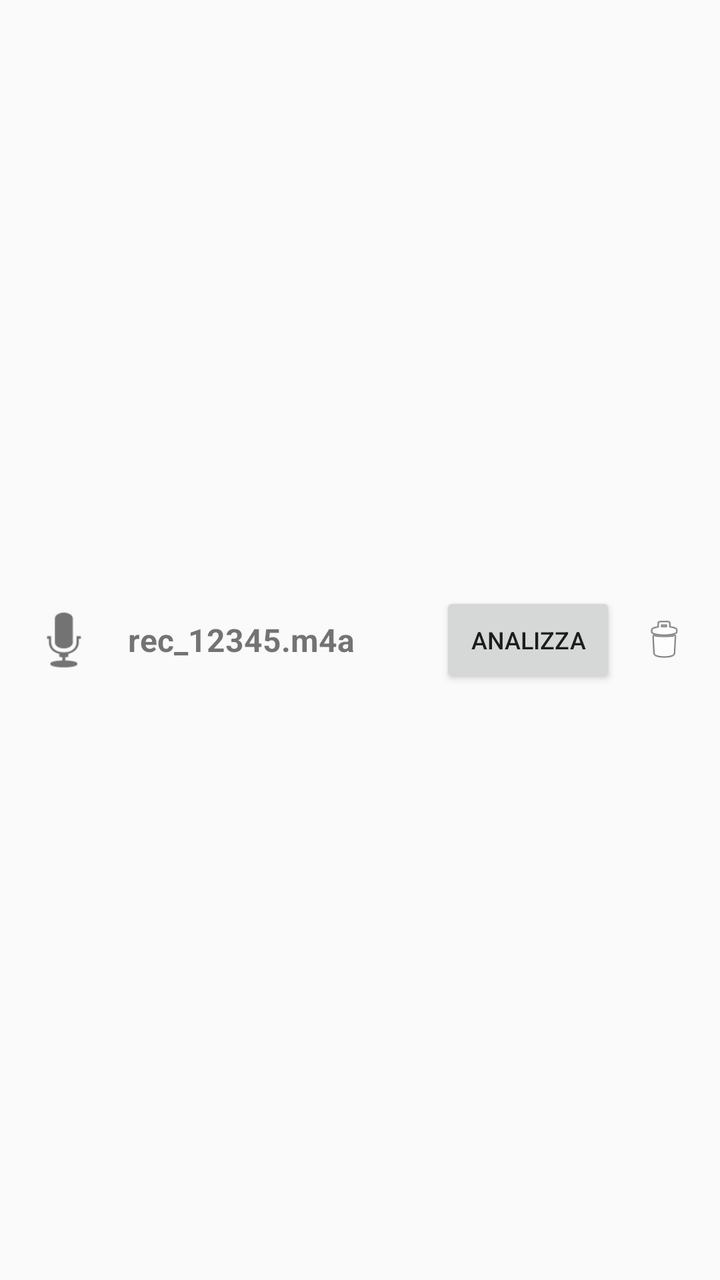
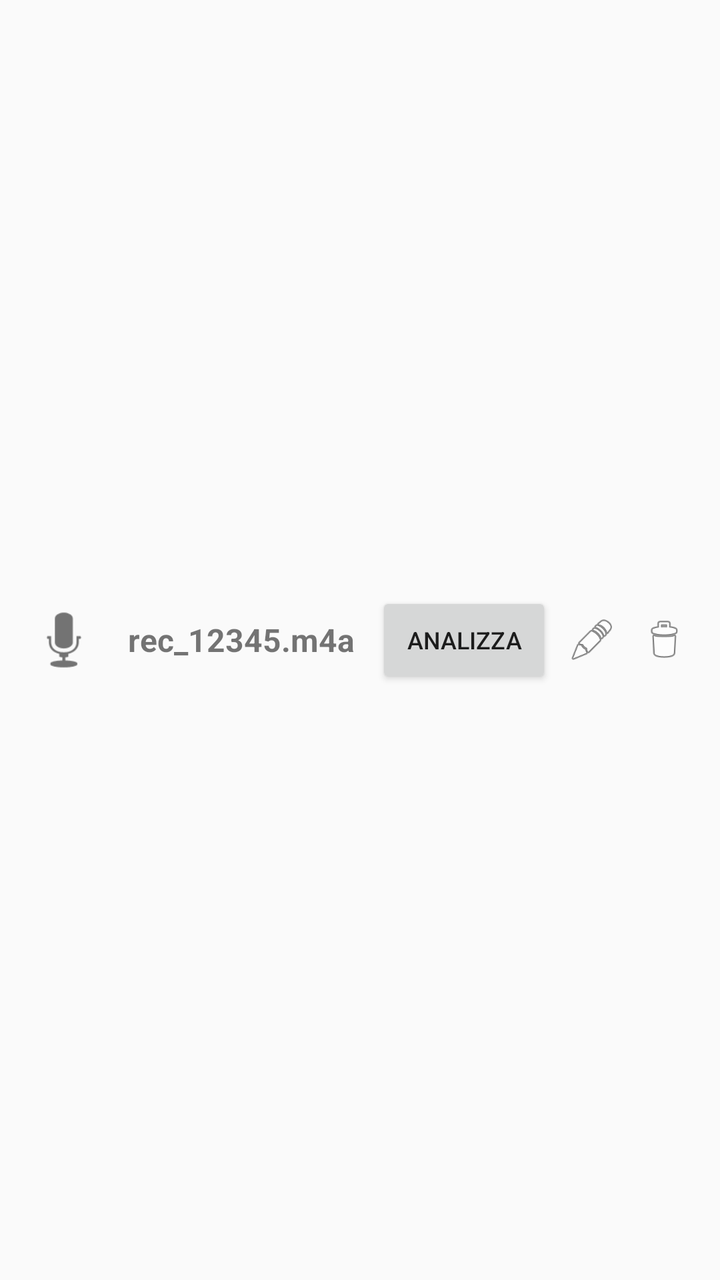

An Android layout rendered at two revisions. The XML below is the earlier revision; the diff shows what the commit changed to produce the second picture.
<!-- AndroidManifest.xml: application theme Theme.ToneSketch -->
<!-- res/layout/item_file.xml -->
<?xml version="1.0" encoding="utf-8"?>
<LinearLayout xmlns:android="http://schemas.android.com/apk/res/android"
    android:layout_width="match_parent"
    android:layout_height="wrap_content"
    android:orientation="horizontal"
    android:padding="12dp"
    android:gravity="center_vertical"
    android:background="?android:attr/selectableItemBackground">

    <ImageView
        android:layout_width="40dp"
        android:layout_height="40dp"
        android:src="@android:drawable/ic_btn_speak_now"
        android:layout_marginEnd="12dp"/>

    <TextView
        android:id="@+id/txtFileName"
        android:layout_width="0dp"
        android:layout_height="wrap_content"
        android:layout_weight="1"
        android:text="rec_12345.m4a"
        android:textSize="16sp"
        android:textStyle="bold"
        android:layout_marginEnd="8dp"/>

    <Button
        android:id="@+id/btnUpload"
        android:layout_width="wrap_content"
        android:layout_height="wrap_content"
        android:text="ANALIZZA"
        android:textSize="12sp"
        android:layout_marginEnd="8dp"/>

    <ImageView
        android:id="@+id/btnDelete"
        android:layout_width="32dp"
        android:layout_height="32dp"
        android:src="@android:drawable/ic_menu_delete"
        android:background="?android:attr/selectableItemBackgroundBorderless"
        android:contentDescription="Elimina"
        android:padding="4dp"
        android:clickable="true"
        android:focusable="true"/>

</LinearLayout>
<!-- resources referenced by this layout -->
<resources>
  <style name="Theme.ToneSketch" parent="Theme.AppCompat.DayNight.NoActionBar">
  
          <item name="colorPrimary">@android:color/holo_blue_light</item>
          <item name="colorPrimaryDark">@android:color/holo_blue_dark</item>
          <item name="colorAccent">@android:color/holo_green_light</item>
  
      </style>
</resources>

<!-- the commit's change to res/layout/item_file.xml (unified diff, before → after) -->
@@ -29,7 +29,19 @@
         android:layout_height="wrap_content"
         android:text="ANALIZZA"
         android:textSize="12sp"
-        android:layout_marginEnd="8dp"/>
+        android:layout_marginEnd="4dp"/>
+
+    <ImageView
+        android:id="@+id/btnRename"
+        android:layout_width="32dp"
+        android:layout_height="32dp"
+        android:src="@android:drawable/ic_menu_edit"
+        android:background="?android:attr/selectableItemBackgroundBorderless"
+        android:contentDescription="Rinomina"
+        android:padding="4dp"
+        android:clickable="true"
+        android:focusable="true"
+        android:layout_marginEnd="4dp"/>
 
     <ImageView
         android:id="@+id/btnDelete"
